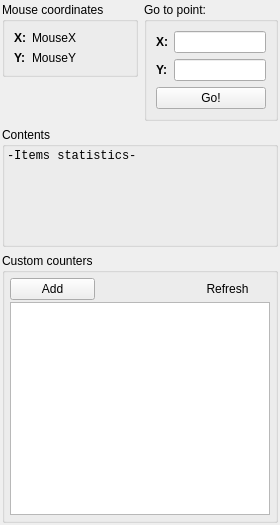
The window that Editor/main_window/dock/debugger.ui (WohlSoft/Moondust-Project) describes before a commit, drawn with Qt 5.
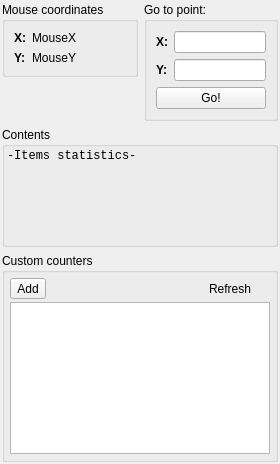
The same window after the commit. Icons and pictures are not drawn.

```diff
--- a/Editor/main_window/dock/debugger.ui
+++ b/Editor/main_window/dock/debugger.ui
@@ -7,7 +7,7 @@
     <x>0</x>
     <y>0</y>
     <width>280</width>
-    <height>525</height>
+    <height>464</height>
    </rect>
   </property>
   <property name="minimumSize">
@@ -34,6 +34,9 @@
   </property>
   <widget class="QWidget" name="dockWidgetContents_6">
    <layout class="QGridLayout" name="gridLayout_29" rowstretch="0,0,0,80,0">
+    <property name="sizeConstraint">
+     <enum>QLayout::SetMinimumSize</enum>
+    </property>
     <property name="leftMargin">
      <number>2</number>
     </property>
@@ -255,6 +258,9 @@
        <string>Custom counters</string>
       </property>
       <layout class="QGridLayout" name="gridLayout_34">
+       <property name="sizeConstraint">
+        <enum>QLayout::SetMinimumSize</enum>
+       </property>
        <property name="leftMargin">
         <number>5</number>
        </property>
@@ -270,18 +276,17 @@
        <property name="spacing">
         <number>2</number>
        </property>
-       <item row="0" column="0">
-        <widget class="QPushButton" name="DEBUG_AddCustomCounter">
-         <property name="text">
-          <string>Add</string>
-         </property>
-        </widget>
-       </item>
        <item row="0" column="1">
         <spacer name="horizontalSpacer_8">
          <property name="orientation">
           <enum>Qt::Horizontal</enum>
          </property>
+         <property name="sizeHint" stdset="0">
+          <size>
+           <width>0</width>
+           <height>0</height>
+          </size>
+         </property>
         </spacer>
        </item>
        <item row="0" column="2">
@@ -308,6 +313,13 @@
          </property>
         </widget>
        </item>
+       <item row="0" column="0">
+        <widget class="QToolButton" name="DEBUG_AddCustomCounter">
+         <property name="text">
+          <string>Add</string>
+         </property>
+        </widget>
+       </item>
       </layout>
      </widget>
     </item>
```
